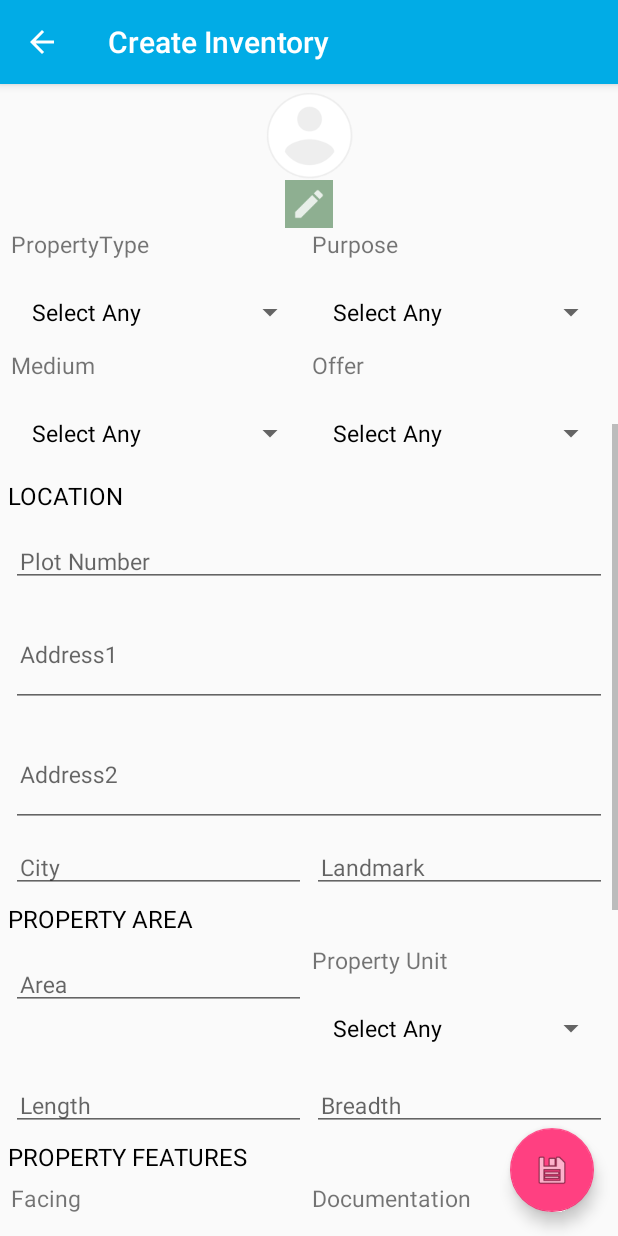
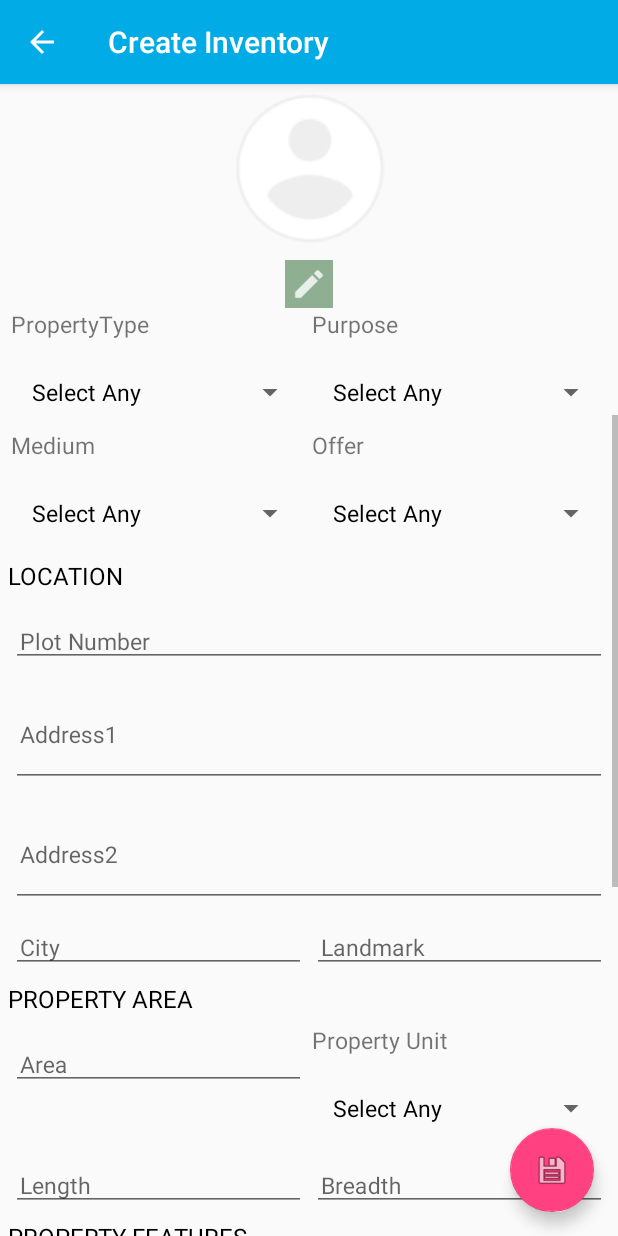
Before and after one commit to munishsethi777/sareendroid, an Android app: the CreateInventory screen opened directly, with no data from a screen before it, scrolled down 537 dp, on a phone screen of 412 x 824 dp. Run offline under Robolectric (Android 15) with nearby library versions, the phone set to English and light mode, and no system bars; pictures from the network do not load.

Commit message:
create inventory image size

```diff
--- a/app/src/main/res/layout/content_create_inventory.xml
+++ b/app/src/main/res/layout/content_create_inventory.xml
@@ -110,7 +110,8 @@
                 <ImageView
                     android:id="@+id/property_image"
                     android:layout_width="match_parent"
-                    android:layout_height="match_parent"
+                    android:layout_height="103dp"
+                    android:layout_marginBottom="10dp"
                     android:src="@drawable/ic_profile" />
                 <ImageButton
                     android:id="@+id/upload_imageButton"
```
